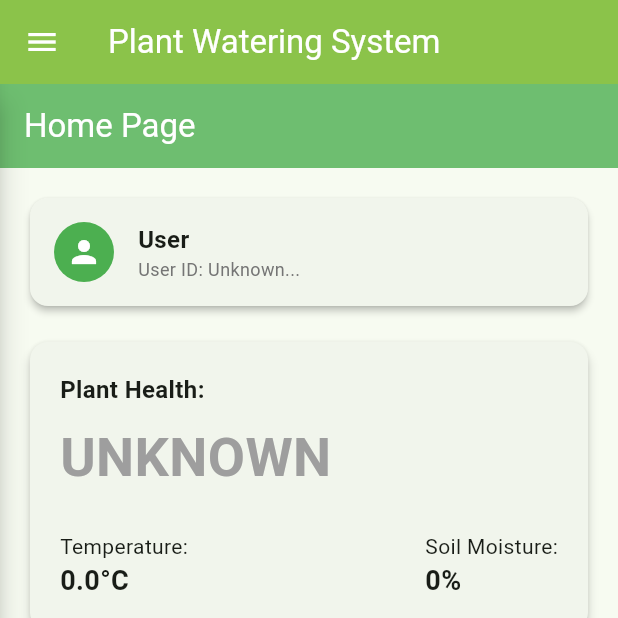
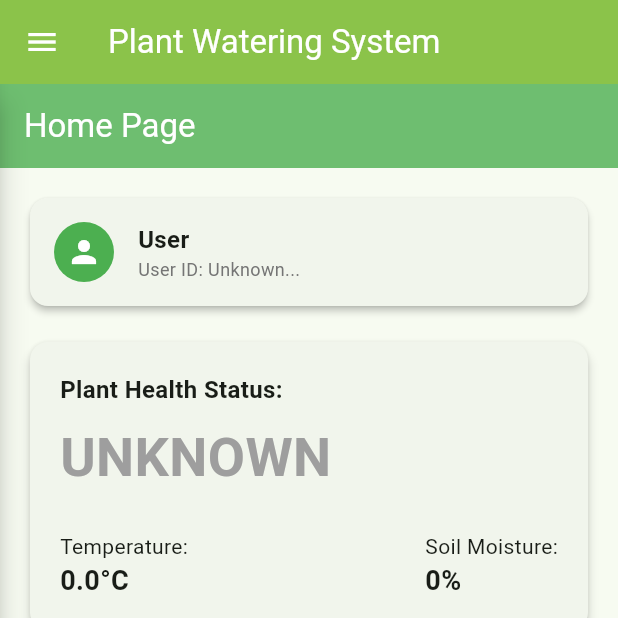
Before and after one commit to 1ogix/AI-Enhanced-Plant-Health-Monitoring-System-with-Mobile-App, a Flutter app: the screen it shows after launch, on a phone screen of 412 x 824 dp, the top half of it. Run offline on Flutter 3.47's test engine with Material 3 defaults, Android fonts, the phone set to English and light mode, and no system bars; our stand-ins replace firebase_auth, firebase_core, firebase_database, permission_handler; accounts and stored records are empty; network calls fail.

Commit message:
major major fix, adjustment on apple

```diff
--- a/lib/main.dart
+++ b/lib/main.dart
@@ -9,7 +9,6 @@ import 'screens/settings_screen.dart';
 import 'screens/logs_screen.dart';
 import 'screens/irrigation_control_screen.dart';
 import 'widgets/sidebar.dart';
-import 'services/firebase_config.dart';
 import 'services/esp32_service.dart';
 import 'services/firebase_db_service.dart';
 import 'services/firebase_auth_service.dart';
--- a/lib/screens/home_screen.dart
+++ b/lib/screens/home_screen.dart
@@ -216,7 +216,7 @@ class _HomeScreenState extends State<HomeScreen> {
                               crossAxisAlignment: CrossAxisAlignment.start,
                               children: [
                                 const Text(
-                                  'Plant Health:',
+                                  'Plant Health Status:',
                                   style: TextStyle(
                                     fontSize: 16,
                                     fontWeight: FontWeight.bold,
```
Also changed, not shown: 62 other files.
